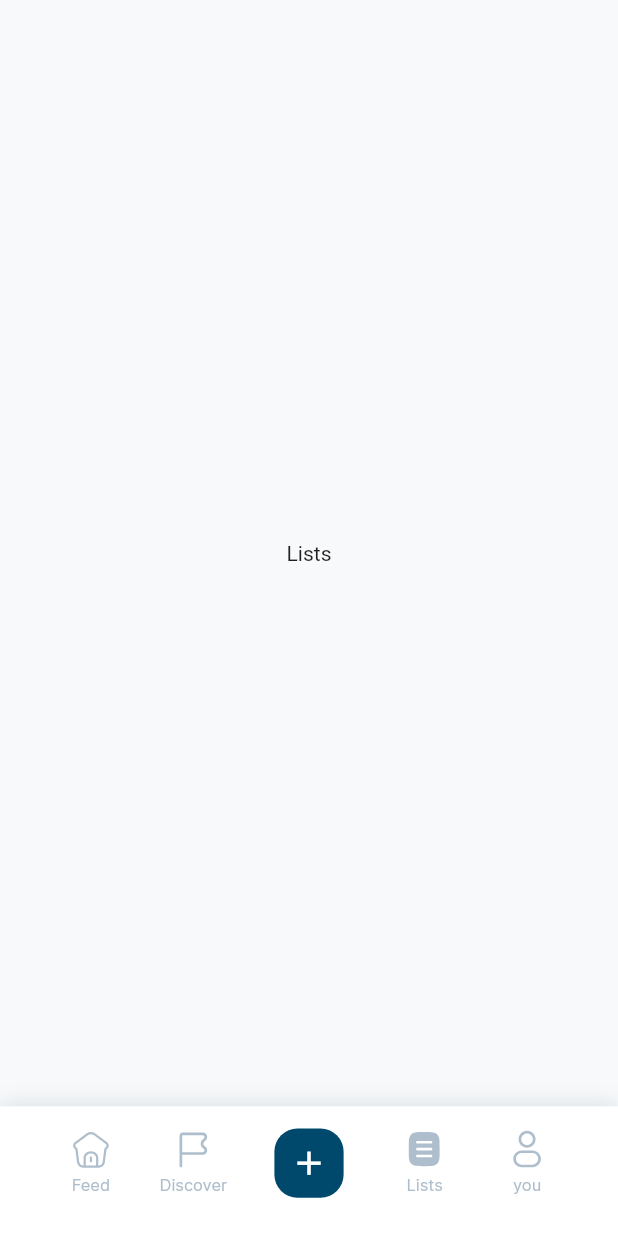
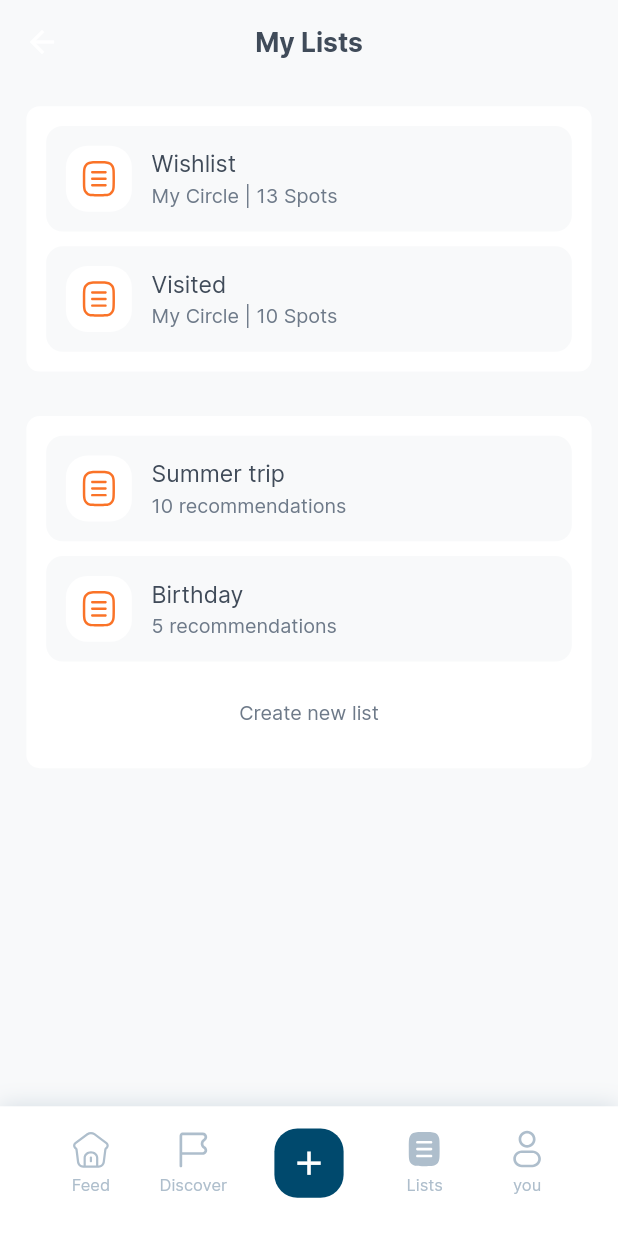
Before and after one commit to rifqir4/nova_circle_alt, a Flutter app: the screen it shows after launch, item 3 of the bottom bar chosen, on a phone screen of 412 x 824 dp. Run offline on Flutter 3.47's test engine with Material 2 defaults, Android fonts, the phone set to English and light mode, and no system bars; our stand-ins replace bloc, easy_localization, flutter_bloc, flutter_dotenv, flutter_screenutil, flutter_spinkit and 7 more; missing offline and left inert: flag.

Commit message:
My list done

```diff
--- a/lib/core/router/app_router.dart
+++ b/lib/core/router/app_router.dart
@@ -38,6 +38,8 @@ class AppRouter {
         return AppScreens.budgetSelection();
       case AppRoutes.home:
         return AppScreens.home(settings);
+      case AppRoutes.addNewList:
+        return AppScreens.addNewList(settings);
       default:
         return AppScreens.undefined(settings);
     }
--- a/lib/core/router/app_routes.dart
+++ b/lib/core/router/app_routes.dart
@@ -18,4 +18,6 @@ class AppRoutes {
   static const String contactSync = '/onboarding/contact/sync';
   static const String contentPrefer = '/onboarding/content/prefer';
   static const String budgetSelection = '/onboarding/budget-selection';
+
+  static const String addNewList = '/lists/add-new-list';
 }
--- a/lib/core/router/app_screens.dart
+++ b/lib/core/router/app_screens.dart
@@ -1,5 +1,6 @@
 import 'package:flutter/material.dart';
 import 'package:flutter_bloc/flutter_bloc.dart';
+import 'package:nova_circle_alt/features/lists/add_new_list/add_new_list_screen.dart';
 import 'package:nova_circle_alt/features/onboarding/budget_selection/budget_selection_screen.dart';
 
 import '../../features/onboarding/agreement/agreement_screen.dart';
@@ -86,4 +87,8 @@ class AppScreens {
   static Route<dynamic> home(RouteSettings settings) {
     return MaterialPageRoute(builder: (_) => const HomeScreen());
   }
+
+  static Route<dynamic> addNewList(RouteSettings settings) {
+    return MaterialPageRoute(builder: (_) => const AddNewListScreen());
+  }
 }
--- a/lib/core/utils/app_botsheet.dart
+++ b/lib/core/utils/app_botsheet.dart
@@ -2,6 +2,7 @@ import 'package:flutter/material.dart';
 import 'package:nova_circle_alt/core/themes/app_colors.dart';
 import 'package:nova_circle_alt/core/utils/app_global.dart';
 import 'package:nova_circle_alt/shared/widgets/botsheet/botsheet_follow_in_city.dart';
+import 'package:nova_circle_alt/shared/widgets/botsheet/botsheet_publicity.dart';
 import 'package:nova_circle_alt/shared/widgets/botsheet/botsheet_template.dart';
 
 class AppBotsheet {
@@ -28,4 +29,8 @@ class AppBotsheet {
   static followInCity() {
     return showBottomSheet(widget: const BotsheetFollowInCity());
   }
+
+  static publicity() {
+    return showBottomSheet(widget: const BotsheetPublicity());
+  }
 }
--- a/lib/core/utils/app_global.dart
+++ b/lib/core/utils/app_global.dart
@@ -2,3 +2,4 @@ import 'package:flutter/widgets.dart';
 
 GlobalKey<NavigatorState> mainNavigatorKey = GlobalKey<NavigatorState>();
 GlobalKey<NavigatorState> exploreNavigatorKey = GlobalKey<NavigatorState>();
+GlobalKey<NavigatorState> listsNavigatorKey = GlobalKey<NavigatorState>();
--- a/lib/features/home/home_screen.dart
+++ b/lib/features/home/home_screen.dart
@@ -1,5 +1,6 @@
 import 'package:flutter/material.dart';
 import 'package:nova_circle_alt/features/home/widgets/explore_navigator.dart';
+import 'package:nova_circle_alt/features/home/widgets/lists_navigator.dart';
 
 import 'widgets/bottom_navbar.dart';
 
@@ -16,7 +17,7 @@ class _HomeScreenState extends State<HomeScreen> {
   final listPage = {
     HomePages.explore: const ExploreNavigator(),
     HomePages.discover: const ExamplePage(name: "Discover Page"),
-    HomePages.lists: const ExamplePage(name: "Lists"),
+    HomePages.lists: const ListsNavigator(),
     HomePages.you: const ExamplePage(name: "you")
   };
 
--- /dev/null
+++ b/lib/features/home/widgets/lists_navigator.dart
@@ -0,0 +1,43 @@
+import 'package:flutter/material.dart';
+import 'package:nova_circle_alt/core/utils/app_global.dart';
+import 'package:nova_circle_alt/features/lists/my_list/my_lists_screen.dart';
+import 'package:nova_circle_alt/features/lists/wish_list/wish_list_screen.dart';
+
+import '../../lists/visited_list/visited_list.dart';
+
+class ListsRoute {
+  static const myListsScreen = "/lists/myList";
+  static const wishListScreen = "/lists/wishlist";
+  static const visitedListScreen = "/lists/visitedlist";
+}
+
+class ListsNavigator extends StatelessWidget {
+  const ListsNavigator({super.key});
+
+  @override
+  Widget build(BuildContext context) {
+    return Navigator(
+      key: listsNavigatorKey,
+      initialRoute: ListsRoute.myListsScreen,
+      onGenerateRoute: (settings) {
+        late Widget screen;
+
+        switch (settings.name) {
+          case ListsRoute.myListsScreen:
+            screen = const MyListsScreen();
+          case ListsRoute.wishListScreen:
+            screen = const WishListScreen();
+          case ListsRoute.visitedListScreen:
+            screen = const VisitedListScreen();
+          default:
+            screen = const Scaffold();
+        }
+
+        return MaterialPageRoute<dynamic>(
+          builder: (context) => screen,
+          settings: settings,
+        );
+      },
+    );
+  }
+}
--- /dev/null
+++ b/lib/features/lists/my_list/my_lists_screen.dart
@@ -0,0 +1,146 @@
+import 'package:flutter/material.dart';
+import 'package:flutter_screenutil/flutter_screenutil.dart';
+import 'package:flutter_svg/flutter_svg.dart';
+import 'package:nova_circle_alt/core/router/app_routes.dart';
+import 'package:nova_circle_alt/core/themes/themes.dart';
+import 'package:nova_circle_alt/core/utils/app_global.dart';
+import 'package:nova_circle_alt/shared/resources/app_svgs.dart';
+import 'package:nova_circle_alt/shared/widgets/button/button_text.dart';
+import 'package:nova_circle_alt/shared/widgets/custom_appbar.dart';
+import 'package:nova_circle_alt/shared/widgets/space.dart';
+
+import '../../home/widgets/lists_navigator.dart';
+
+class MyListsScreen extends StatelessWidget {
+  const MyListsScreen({super.key});
+
+  @override
+  Widget build(BuildContext context) {
+    return Scaffold(
+      appBar: CustomAppBar(
+        titleText: "My Lists",
+      ),
+      body: CustomScrollView(
+        slivers: [
+          SliverToBoxAdapter(child: SpaceV(value: 12.h)),
+          SliverToBoxAdapter(
+            child: Container(
+              margin: EdgeInsets.symmetric(
+                horizontal: AppDimension.paddingScreen,
+              ),
+              padding: EdgeInsets.all(12.w),
+              decoration: BoxDecoration(
+                color: AppColors.white,
+                borderRadius: BorderRadius.circular(8.w),
+              ),
+              child: Column(
+                children: [
+                  GestureDetector(
+                    onTap: () {
+                      listsNavigatorKey.currentState
+                          ?.pushNamed(ListsRoute.wishListScreen);
+                    },
+                    child: _buildItem(
+                        title: "Wishlist", subtitle: "My Circle | 13 Spots"),
+                  ),
+                  SpaceV(value: 8.h),
+                  GestureDetector(
+                    onTap: () {
+                      listsNavigatorKey.currentState
+                          ?.pushNamed(ListsRoute.visitedListScreen);
+                    },
+                    child: _buildItem(
+                        title: "Visited", subtitle: "My Circle | 10 Spots"),
+                  ),
+                ],
+              ),
+            ),
+          ),
+          SliverToBoxAdapter(child: SpaceV(value: 24.h)),
+          SliverToBoxAdapter(
+            child: Container(
+              margin: EdgeInsets.symmetric(
+                horizontal: AppDimension.paddingScreen,
+              ),
+              padding: EdgeInsets.all(12.w),
+              decoration: BoxDecoration(
+                color: AppColors.white,
+                borderRadius: BorderRadius.circular(8.w),
+              ),
+              child: Column(
+                children: [
+                  _buildItem(
+                      title: "Summer trip", subtitle: "10 recommendations"),
+                  SpaceV(value: 8.h),
+                  _buildItem(title: "Birthday", subtitle: "5 recommendations"),
+                  SpaceV(value: 8.h),
+                  ButtonText(
+                    title: "Create new list",
+                    textStyle: AppTextStyles.body3
+                        .copyWith(color: AppColors.greyDarker),
+                    onPressed: () {
+                      mainNavigatorKey.currentState
+                          ?.pushNamed(AppRoutes.addNewList);
+                    },
+                  ),
+                ],
+              ),
+            ),
+          ),
+        ],
+      ),
+    );
+  }
+
+  Widget _buildItem({required String title, required String subtitle}) {
+    return Container(
+      padding: EdgeInsets.all(12.w),
+      decoration: BoxDecoration(
+        color: AppColors.greyLightest,
+        borderRadius: BorderRadius.circular(10.w),
+      ),
+      child: Row(
+        children: [
+          Container(
+            width: 40.w,
+            height: 40.w,
+            decoration: BoxDecoration(
+              color: AppColors.white,
+              borderRadius: BorderRadius.circular(13.w),
+            ),
+            child: Center(
+              child: SizedBox(
+                height: 24.w,
+                width: 24.w,
+                child: SvgPicture.asset(
+                  AppSvgs.icListsOutlined,
+                  colorFilter:
+                      const ColorFilter.mode(AppColors.sunset, BlendMode.srcIn),
+                ),
+              ),
+            ),
+          ),
+          SpaceH(value: 12.w),
+          Expanded(
+            child: Column(
+              crossAxisAlignment: CrossAxisAlignment.start,
+              children: [
+                Text(
+                  title,
+                  style: AppTextStyles.body2
+                      .copyWith(color: AppColors.greyDarkest),
+                ),
+                SpaceV(value: 4.w),
+                Text(
+                  subtitle,
+                  style:
+                      AppTextStyles.body3.copyWith(color: AppColors.greyDarker),
+                ),
+              ],
+            ),
+          ),
+        ],
+      ),
+    );
+  }
+}
--- a/lib/shared/resources/app_svgs.dart
+++ b/lib/shared/resources/app_svgs.dart
@@ -33,4 +33,7 @@ class AppSvgs {
   static const icSearch = "assets/svgs/ic_search.svg";
   static const icClose = "assets/svgs/ic_close.svg";
   static const icArrowBack = "assets/svgs/ic_arrow_back.svg";
+  static const icLock = "assets/svgs/ic_lock.svg";
+  static const icUnlock = "assets/svgs/ic_unlock.svg";
+  static const icUsers = "assets/svgs/ic_users.svg";
 }
```
Also changed, not shown: lib/features/explore/city/widgets/city_intro.dart (+14 -5 lines), lib/features/lists/add_new_list/add_new_list_screen.dart (added, +76 -0 lines), lib/features/lists/visited_list/visited_list.dart (added, +69 -0 lines), lib/features/lists/wish_list/wish_list_screen.dart (added, +70 -0 lines), lib/shared/widgets/botsheet/botsheet_publicity.dart (added, +84 -0 lines), assets/svgs/ic_lock.svg (added), assets/svgs/ic_unlock.svg (added), assets/svgs/ic_users.svg (added), lib/shared/widgets/tile/tile_lists.dart (added).
